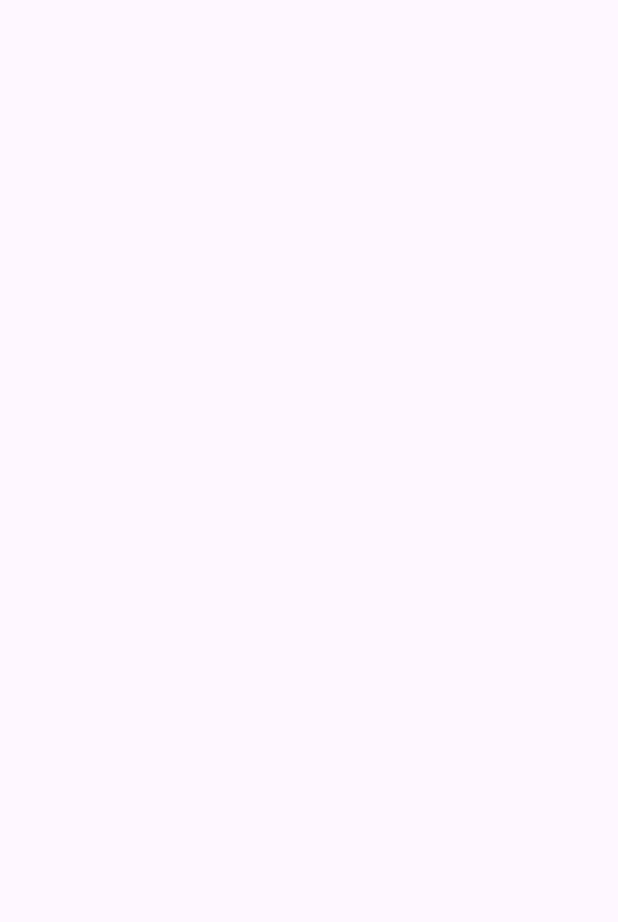
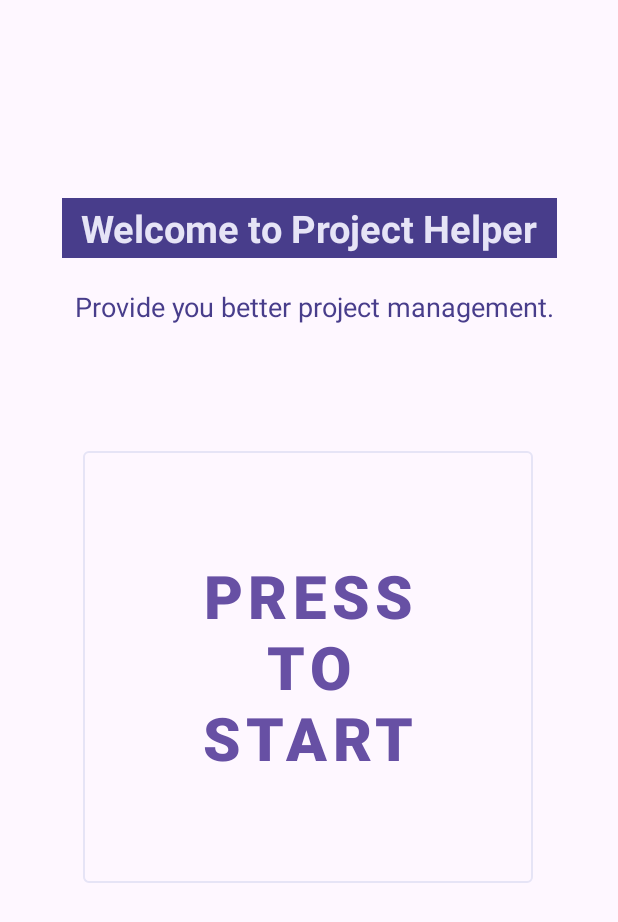
Before and after one commit to Pchan-nju/DUODUO, an Android app: the StartActivity screen opened directly, with no data from a screen before it, on a phone screen of 412 x 824 dp. Before the commit the part shown is empty. Shown: the top 922 px of the screen. Run offline under Robolectric (Android 15) with nearby library versions, the phone set to English and light mode, and no system bars.

Commit message:
start页面和color

```diff
--- a/DUODUO/app/src/main/res/layout/activity_start.xml
+++ b/DUODUO/app/src/main/res/layout/activity_start.xml
@@ -2,8 +2,87 @@
 <androidx.constraintlayout.widget.ConstraintLayout xmlns:android="http://schemas.android.com/apk/res/android"
     xmlns:app="http://schemas.android.com/apk/res-auto"
     xmlns:tools="http://schemas.android.com/tools"
+    android:id="@+id/MainScene"
     android:layout_width="match_parent"
     android:layout_height="match_parent"
-    tools:context=".StartActivity">
+    android:backgroundTint="@color/background_blue_tint_state"
+    android:visibility="visible"
+    tools:context=".MainActivity">
+
+
+    <TextView
+        android:id="@+id/Project_title"
+        android:layout_width="330dp"
+        android:layout_height="40dp"
+        android:layout_marginStart="25dp"
+        android:layout_marginTop="80dp"
+        android:layout_marginEnd="25dp"
+        android:layout_marginBottom="100dp"
+        android:background="@color/blue_dark_state"
+        android:gravity="center"
+        android:text="Welcome to Project Helper"
+        android:textColor="@color/blue_tint_state"
+        android:textSize="25sp"
+        android:textStyle="bold"
+        app:layout_constraintBottom_toTopOf="@+id/button1"
+        app:layout_constraintEnd_toEndOf="parent"
+        app:layout_constraintHorizontal_bias="0.512"
+        app:layout_constraintStart_toStartOf="parent"
+        app:layout_constraintTop_toTopOf="parent"
+        app:layout_constraintVertical_bias="0.695" />
+
+    <androidx.constraintlayout.widget.Guideline
+        android:id="@+id/guideline2"
+        android:layout_width="wrap_content"
+        android:layout_height="wrap_content"
+        android:layout_marginEnd="105dp"
+        android:orientation="horizontal"
+        app:layout_constraintEnd_toStartOf="@+id/Project_title"
+        app:layout_constraintGuide_end="616dp"
+        app:layout_constraintStart_toStartOf="parent" />
+
+    <com.google.android.material.button.MaterialButton
+        android:id="@+id/button1"
+        style="@style/Widget.MaterialComponents.Button.OutlinedButton"
+        android:layout_width="300dp"
+        android:layout_height="300dp"
+        android:layout_marginTop="30dp"
+        android:text="Press\nto\nStart"
+        android:textSize="40sp"
+        android:textStyle="bold"
+        app:layout_constraintBottom_toBottomOf="parent"
+        app:layout_constraintEnd_toEndOf="parent"
+        app:layout_constraintHorizontal_bias="0.495"
+        app:layout_constraintStart_toStartOf="parent"
+        app:layout_constraintTop_toTopOf="parent"
+        app:layout_constraintVertical_bias="0.536"
+        app:strokeColor="@color/blue_tint_state" />
+
+    <androidx.constraintlayout.widget.Guideline
+        android:id="@+id/guideline3"
+        android:layout_width="wrap_content"
+        android:layout_height="wrap_content"
+        android:orientation="vertical"
+        app:layout_constraintGuide_begin="205dp" />
+
+    <TextView
+        android:id="@+id/editTextText"
+        style="@style/MaterialAlertDialog.Material3.Title.Text"
+        android:layout_width="330dp"
+        android:layout_height="wrap_content"
+        android:layout_marginTop="20dp"
+        android:layout_marginBottom="80dp"
+        android:ems="10"
+        android:inputType="text"
+        android:text="  Provide you better project management."
+        android:textColor="@color/blue_dark_state"
+        android:textSize="18sp"
+        app:layout_constraintBottom_toTopOf="@+id/button1"
+        app:layout_constraintEnd_toEndOf="parent"
+        app:layout_constraintHorizontal_bias="0.493"
+        app:layout_constraintStart_toStartOf="parent"
+        app:layout_constraintTop_toBottomOf="@+id/Project_title"
+        app:layout_constraintVertical_bias="0.0" />
+
 
 </androidx.constraintlayout.widget.ConstraintLayout>
--- a/DUODUO/app/src/main/res/values/colors.xml
+++ b/DUODUO/app/src/main/res/values/colors.xml
@@ -2,4 +2,13 @@
 <resources>
     <color name="black">#FF000000</color>
     <color name="white">#FFFFFFFF</color>
+    <color name="blue_alice">#FFF0F8FF</color>
+    <color name="purple_lavender">#FFE6E6FA</color>
+    <color name="blue_sky">#FF87CEEB</color>
+    <color name="blue_royal">#4169E1</color>
+    <color name="blue_corn_flower">#FF6495ED</color>
+    <color name="background_blue_tint_state">#03EFEFFB</color>
+    <color name="blue_tint_state">#FFE6E4F6</color>
+    <color name="blue_light_state">#FF8470FF</color>
+    <color name="blue_dark_state">#FF483D8B</color>
 </resources>
```
